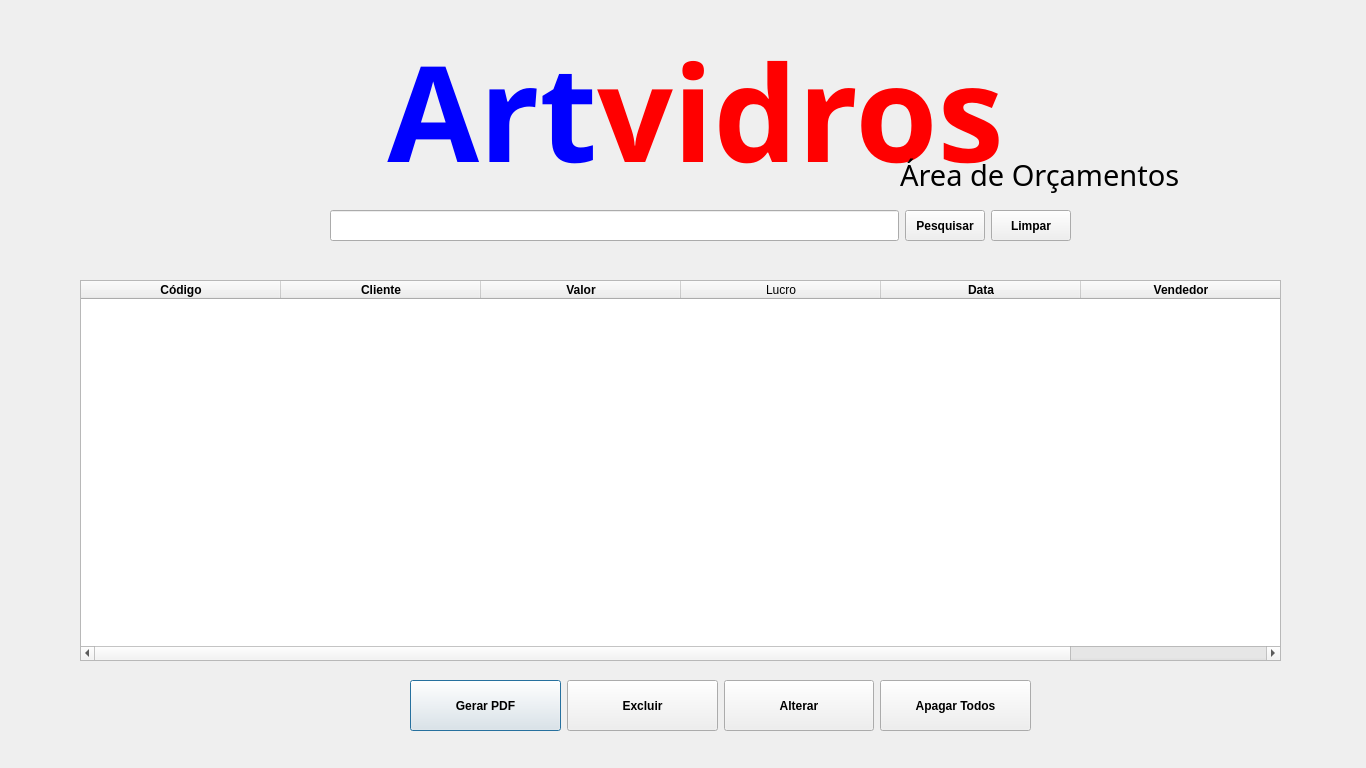
Old version of the form ArtvidrosV3/dialogareaorcamentos.ui in the repository PedrOliveiraM/Artvidros-2023.
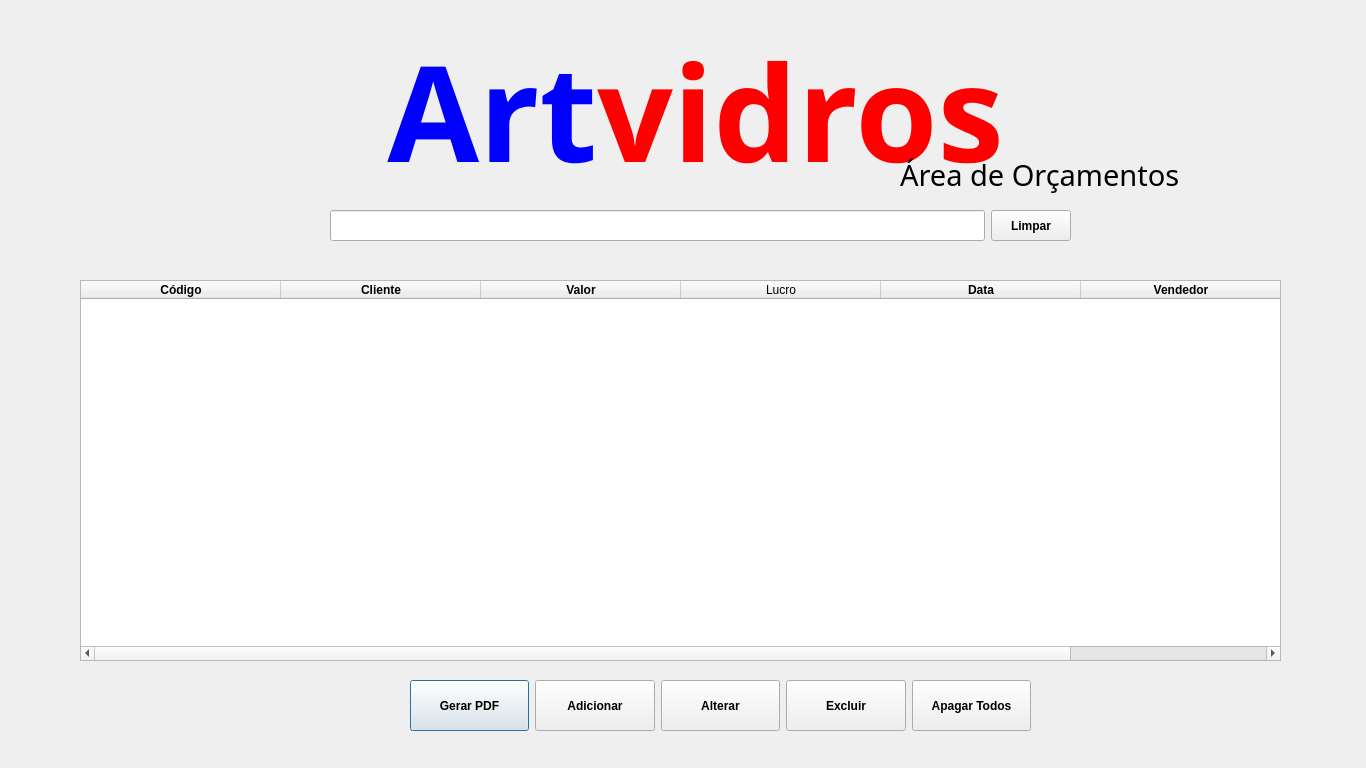
New version of the form. Icons and pictures are not drawn.

What changed in the file:
```diff
--- a/ArtvidrosV3/dialogareaorcamentos.ui
+++ b/ArtvidrosV3/dialogareaorcamentos.ui
@@ -127,7 +127,7 @@
      </widget>
     </item>
     <item>
-     <widget class="QPushButton" name="pushButton_Excluir">
+     <widget class="QPushButton" name="pushButton_Adicionar">
       <property name="sizePolicy">
        <sizepolicy hsizetype="Minimum" vsizetype="Preferred">
         <horstretch>0</horstretch>
@@ -140,7 +140,7 @@
        </font>
       </property>
       <property name="text">
-       <string>Excluir</string>
+       <string>Adicionar</string>
       </property>
       <property name="icon">
        <iconset resource="files.qrc">
@@ -182,6 +182,34 @@
       </property>
      </widget>
     </item>
+    <item>
+     <widget class="QPushButton" name="pushButton_Excluir">
+      <property name="sizePolicy">
+       <sizepolicy hsizetype="Minimum" vsizetype="Preferred">
+        <horstretch>0</horstretch>
+        <verstretch>0</verstretch>
+       </sizepolicy>
+      </property>
+      <property name="font">
+       <font>
+        <bold>true</bold>
+       </font>
+      </property>
+      <property name="text">
+       <string>Excluir</string>
+      </property>
+      <property name="icon">
+       <iconset resource="files.qrc">
+        <normaloff>:/imagens/excluir Normal.png</normaloff>:/imagens/excluir Normal.png</iconset>
+      </property>
+      <property name="iconSize">
+       <size>
+        <width>30</width>
+        <height>30</height>
+       </size>
+      </property>
+     </widget>
+    </item>
     <item>
      <widget class="QPushButton" name="pushButtonApagarTODOS">
       <property name="sizePolicy">
@@ -232,28 +260,6 @@
       </property>
      </widget>
     </item>
-    <item>
-     <widget class="QPushButton" name="pushButtonPesquisar">
-      <property name="sizePolicy">
-       <sizepolicy hsizetype="Minimum" vsizetype="Preferred">
-        <horstretch>0</horstretch>
-        <verstretch>0</verstretch>
-       </sizepolicy>
-      </property>
-      <property name="font">
-       <font>
-        <bold>true</bold>
-       </font>
-      </property>
-      <property name="text">
-       <string>Pesquisar</string>
-      </property>
-      <property name="icon">
-       <iconset resource="files.qrc">
-        <normaloff>:/imagens/lupa.png</normaloff>:/imagens/lupa.png</iconset>
-      </property>
-     </widget>
-    </item>
     <item>
      <widget class="QPushButton" name="pushButtonLimpar">
       <property name="sizePolicy">
```
Left out of the diff: 12 changed lines with no effect on the pictures.
